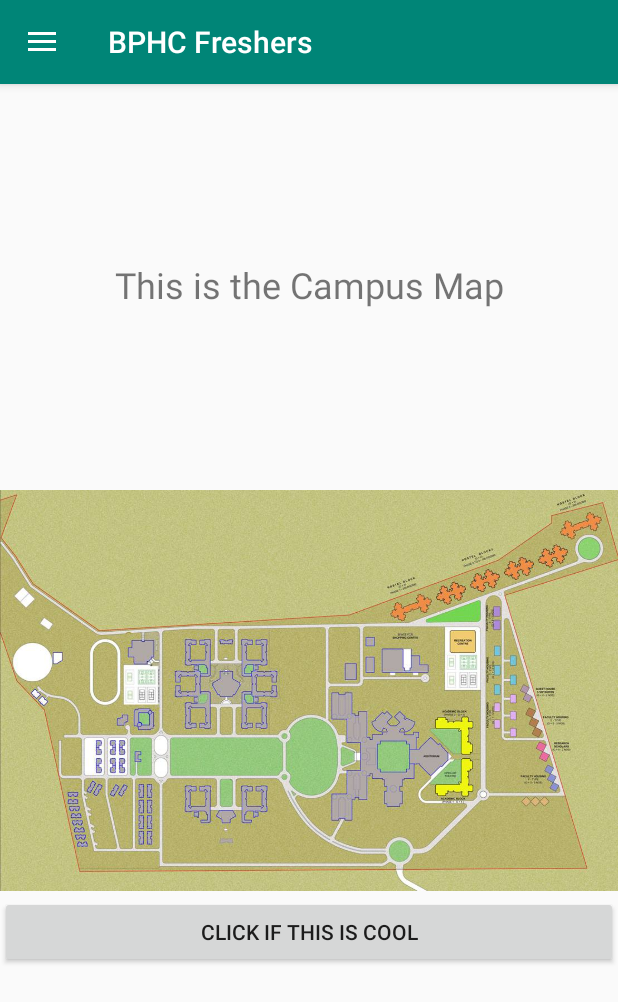
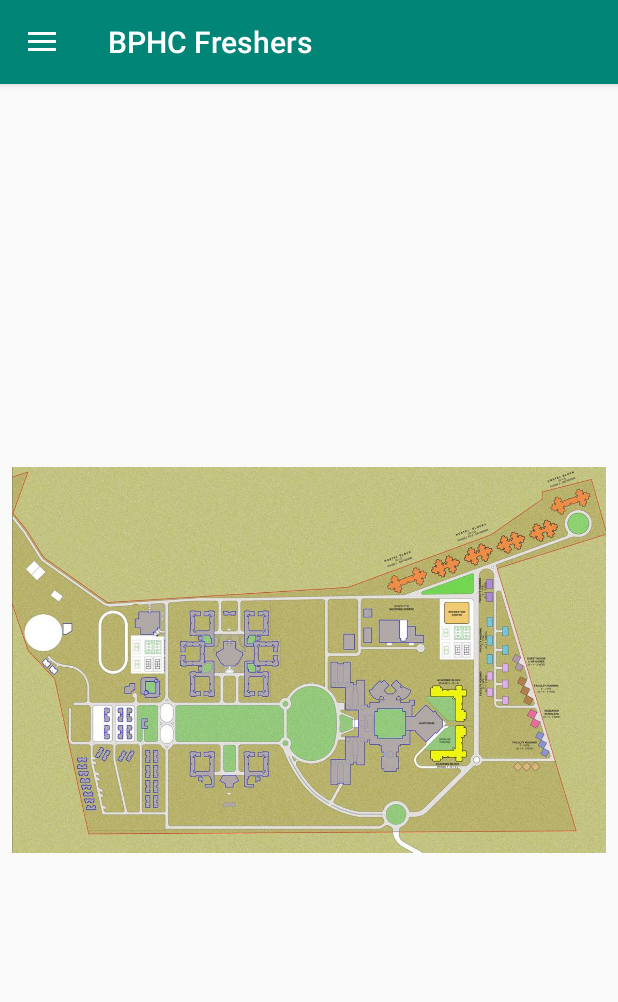
Before and after one commit to CodeMonk263/BPHCApp, an Android app: the screen it shows after launch (MainActivity), in the side drawer, after a tap on "Campus Map", on a phone screen of 412 x 824 dp. Shown: the top 1002 px of the screen. Run offline under Robolectric (Android 15) with nearby library versions, the phone set to English and light mode, and no system bars; Roboto replaces fonts that are not available here.

Commit message:
Added Zoomable Map to Campus Map fragment

```diff
--- a/app/src/main/res/layout/fragment_campusmap.xml
+++ b/app/src/main/res/layout/fragment_campusmap.xml
@@ -1,28 +1,22 @@
 <?xml version="1.0" encoding="utf-8"?>
-<LinearLayout xmlns:android="http://schemas.android.com/apk/res/android"
+<android.support.constraint.ConstraintLayout xmlns:android="http://schemas.android.com/apk/res/android"
     xmlns:app="http://schemas.android.com/apk/res-auto"
+    xmlns:tools="http://schemas.android.com/tools"
     android:orientation="vertical" android:layout_width="match_parent"
     android:layout_height="match_parent">
-
-    <TextView
-        android:id="@+id/fg1_textView1"
-        android:layout_width="match_parent"
-        android:layout_height="267dp"
-        android:gravity="center"
-        android:text="This is the Campus Map"
-        android:textSize="24sp" />
 
     <ImageView
         android:id="@+id/fg1_ImageView1"
         android:layout_width="match_parent"
-        android:layout_height="274dp"
+        android:layout_height="match_parent"
+        android:layout_marginStart="8dp"
+        android:layout_marginTop="8dp"
+        android:layout_marginEnd="8dp"
+        android:layout_marginBottom="8dp"
+        app:layout_constraintBottom_toBottomOf="parent"
+        app:layout_constraintEnd_toEndOf="parent"
+        app:layout_constraintStart_toStartOf="parent"
+        app:layout_constraintTop_toTopOf="parent"
         app:srcCompat="@drawable/bphcmap" />
 
-    <Button
-        android:id="@+id/fg1_button1"
-        android:layout_width="match_parent"
-        android:layout_height="wrap_content"
-        android:onClick="buttonFunc"
-        android:text="Click if this is Cool" />
-
-</LinearLayout>
+</android.support.constraint.ConstraintLayout>
```
Also changed, not shown: app/src/main/java/com/crux/bphcfreshers/CampusMapFragment.java (+161 -9 lines).
